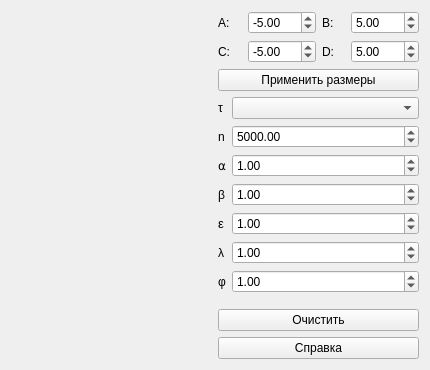
The window that mainwindow.ui (ivanshchitov/Euler-method) describes before a commit, drawn with Qt 5.
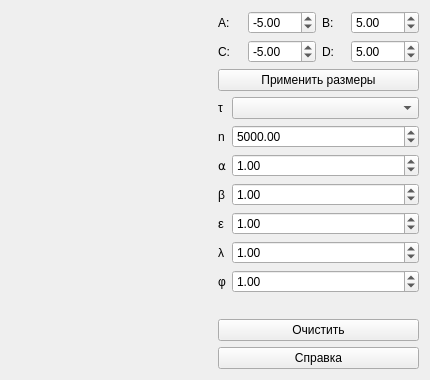
The same window after the commit. Custom widgets are drawn as their Qt base class.

The edit to the form file:
```diff
--- a/mainwindow.ui
+++ b/mainwindow.ui
@@ -251,6 +251,13 @@
         </item>
        </layout>
       </item>
+      <item>
+       <widget class="QLabel" name="imgLabel">
+        <property name="text">
+         <string/>
+        </property>
+       </widget>
+      </item>
       <item>
        <widget class="QPushButton" name="clearButton">
         <property name="text">
```
